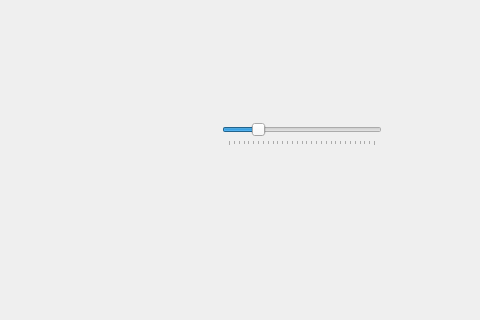
Qt form mainwindow.ui (koensakamoto/Sprite-Editor) before a commit; both pictures show x 415 to 895 and y 118 to 438 of the 895 by 600 pixel window.
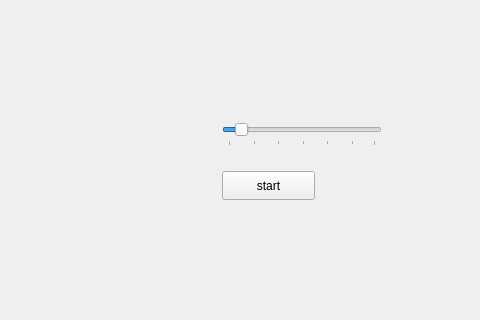
The same form after that commit. Icons and pictures are not drawn.

Commit message: implemented fps slider and animation preview

The edit to the form file:
```diff
--- a/mainwindow.ui
+++ b/mainwindow.ui
@@ -52,8 +52,11 @@
       <height>25</height>
      </rect>
     </property>
+    <property name="minimum">
+     <number>1</number>
+    </property>
     <property name="maximum">
-     <number>30</number>
+     <number>60</number>
     </property>
     <property name="pageStep">
      <number>10</number>
@@ -96,6 +99,19 @@
      <enum>QSlider::TickPosition::TicksBelow</enum>
     </property>
    </widget>
+   <widget class="QPushButton" name="previewButton">
+    <property name="geometry">
+     <rect>
+      <x>620</x>
+      <y>270</y>
+      <width>93</width>
+      <height>29</height>
+     </rect>
+    </property>
+    <property name="text">
+     <string>start</string>
+    </property>
+   </widget>
   </widget>
   <widget class="QStatusBar" name="statusbar"/>
   <widget class="QMenuBar" name="menuBar">
```
Left out of the diff: 2 changed lines with no effect on the pictures. The commit also changes 4 other files.
